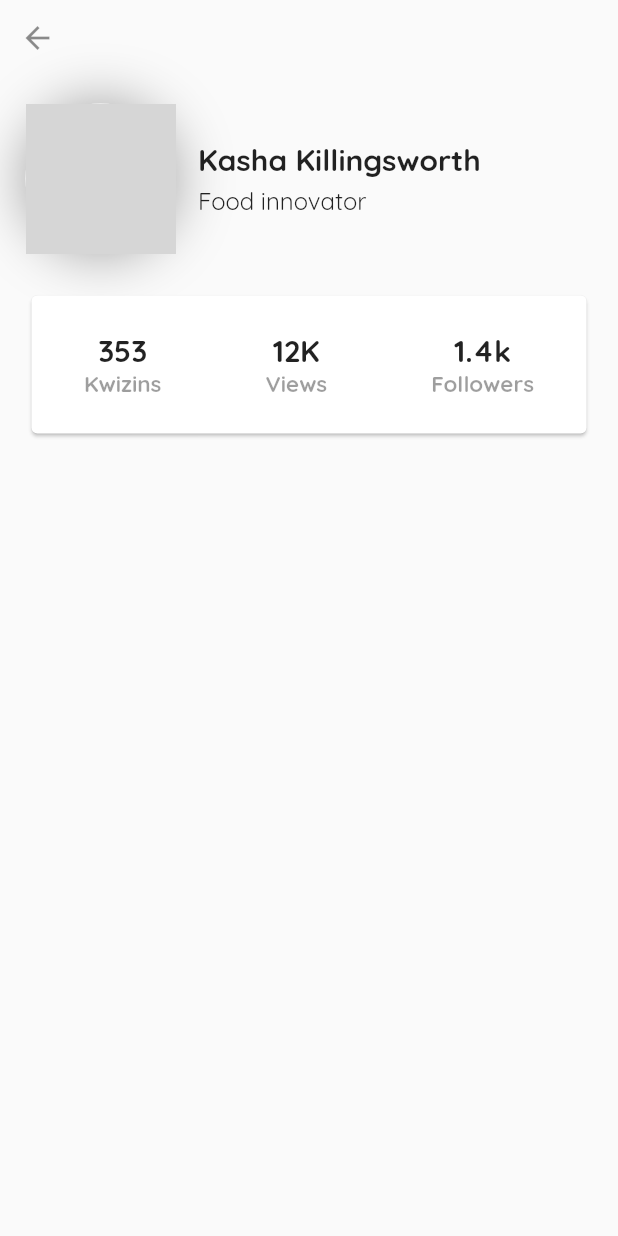
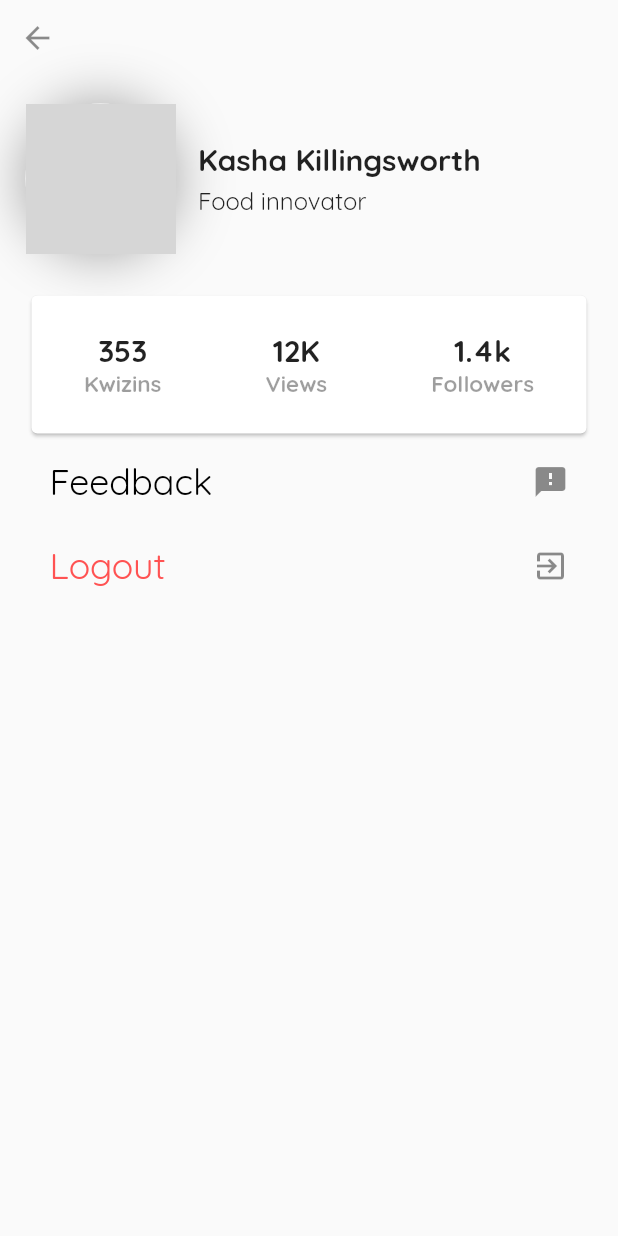
Before and after one commit to nyamwaya/loginscreen, a Flutter app: the ProfilePage screen opened directly, on a phone screen of 412 x 824 dp. Run offline on Flutter 3.47's test engine with Material 2 defaults, Android fonts, the phone set to English and light mode, and no system bars; our stand-ins replace dio, firebase_auth, firebase_core, firebase_database, flutter_map, fluttertoast and 1 more; accounts and stored records are empty; network calls fail; statements that could not run were skipped; grey boxes are pictures that could not be loaded.

Commit message:
feedback and logout button

```diff
--- a/lib/routes/profile_page.dart
+++ b/lib/routes/profile_page.dart
@@ -16,9 +16,11 @@ class _ProfilePage extends State<ProfilePage> {
           children: <Widget>[
             _getToolbar(context),
             _buildHeader(),
-              _buildStatsBar()
+            _buildStatsBar(),
+            _buildOptions()
           ],
-          )),
+        ),
+      ),
     );
   }
 
@@ -175,7 +177,6 @@ class _ProfilePage extends State<ProfilePage> {
                             color: Colors.black38,
                             fontWeight: FontWeight.w700,
                             fontFamily: 'Quicksand',
-
                             //fontWeight: FontWeight.w800
                           ),
                         )
@@ -188,4 +189,37 @@ class _ProfilePage extends State<ProfilePage> {
           ),
         ));
   }
+
+  Container _buildOptions() {
+    return Container(
+        child: Padding(
+      padding: const EdgeInsets.only(left: 16.0, right: 16.0),
+      child: Column(
+        children: <Widget>[
+          ListTile(
+            trailing: Icon(Icons.feedback),
+            onTap: () => {/*TODO: log me out*/},
+            title: Text('Feedback',
+                style: TextStyle(
+                  fontSize: 24.0,
+                  fontFamily: 'Quicksand',
+                  color: Colors.black,
+                  fontWeight: FontWeight.w500,
+                )),
+          ),
+          ListTile(
+            trailing: Icon(Icons.exit_to_app),
+            onTap: () => {/*TODO: log me out*/},
+            title: Text('Logout',
+                style: TextStyle(
+                  fontSize: 24.0,
+                  fontFamily: 'Quicksand',
+                  color: Colors.redAccent,
+                  fontWeight: FontWeight.w500,
+                )),
+          ),
+        ],
+      ),
+    ));
   }
+}
```
Lines whose indentation alone changed are shown as unchanged.
